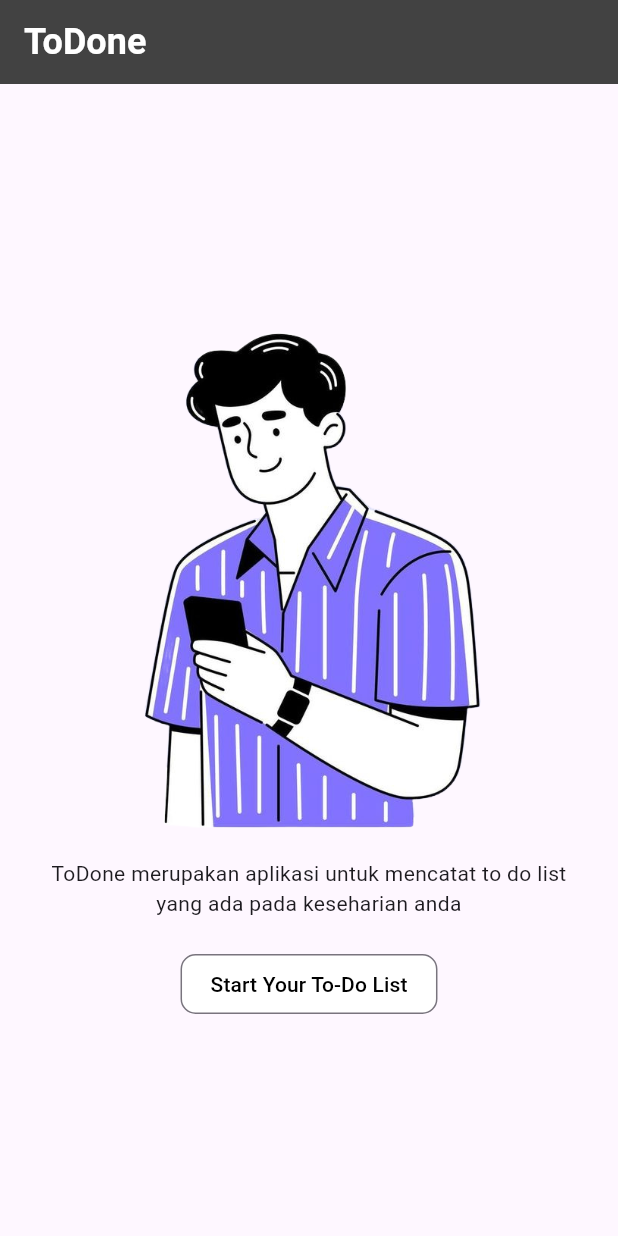
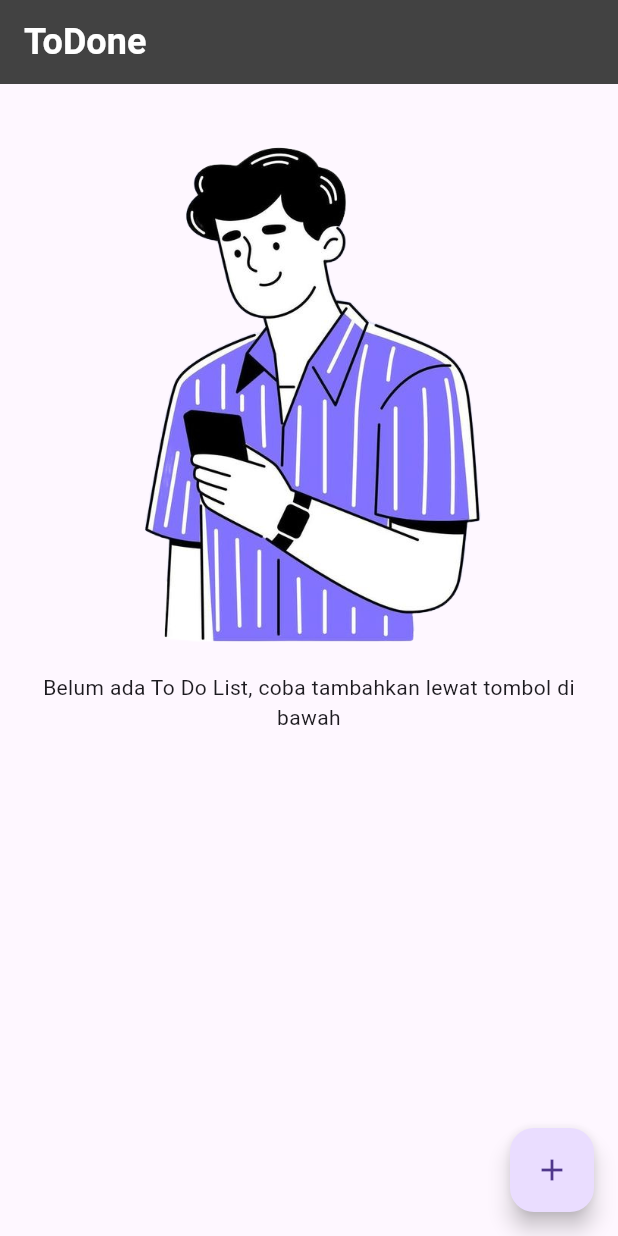
Before and after one commit to Ariyalex/ToDone, a Flutter app: the screen it shows after launch, on a phone screen of 412 x 824 dp. Run offline on Flutter 3.47's test engine with Material 3 defaults, Android fonts, the phone set to English and light mode, and no system bars.

Commit message:
refactor home screen to use stateful widget, implement to-do list functionality, and add new screen for adding items

```diff
--- a/lib/home_screen.dart
+++ b/lib/home_screen.dart
@@ -1,7 +1,21 @@
 import 'package:flutter/material.dart';
+import 'package:to_do_list/add_list.dart';
 
-class HomeScreen extends StatelessWidget {
+class HomeScreen extends StatefulWidget {
   const HomeScreen({super.key});
+
+  @override
+  State<HomeScreen> createState() => _HomeScreenState();
+}
+
+class _HomeScreenState extends State<HomeScreen> {
+  final List<String> _toDoList = [];
+
+  void _addToDoItem(String item) {
+    setState(() {
+      _toDoList.add(item);
+    });
+  }
 
   @override
   Widget build(BuildContext context) {
@@ -19,38 +33,60 @@ class HomeScreen extends StatelessWidget {
       ),
       body: Padding(
         padding: const EdgeInsets.all(20),
-        child: Center(
+        child: Column(
+          children: <Widget>[
+            if (_toDoList.isEmpty) ...[
+              Center(
                 child: Column(
                   mainAxisAlignment: MainAxisAlignment.center,
-            children: <Widget>[
+                  children: [
                     Image.asset(
                       'images/home_screen.jpg',
                       width: 400,
                     ),
                     const Text(
-                'ToDone merupakan aplikasi untuk mencatat to do list yang ada pada keseharian anda',
+                      'Belum ada To Do List, coba tambahkan lewat tombol di bawah',
                       textAlign: TextAlign.center,
                     ),
-              const SizedBox(height: 20),
-              OutlinedButton(
-                onPressed: () {},
-                style: OutlinedButton.styleFrom(
-                  backgroundColor: Colors.white,
-                  padding: const EdgeInsets.symmetric(horizontal: 20, vertical: 10),
-                  shape: const RoundedRectangleBorder(
-                    borderRadius: BorderRadius.all(Radius.circular(10)),
-                  ),
-                ),
-                child: const Text(
-                  'Start Your To-Do List',
-                  style: TextStyle(
-                    color: Colors.black
-                    ),
-                  ),
-              )
                   ],
                 ),
               ),
+            ],
+            Expanded(
+              child: ListView.builder(
+                itemCount: _toDoList.length,
+                itemBuilder: (context, index) {
+                  return ListTile(
+                    leading: CircleAvatar(
+                      child: Text('${index + 1}'),
+                    ),
+                    title: Text(_toDoList[index]),
+                    trailing: Checkbox(
+                      value: false,
+                      onChanged: (bool? value) {
+                        setState(() {
+                          _toDoList.removeAt(index);
+                        });
+                      },
+                    ),
+                  );
+                },
+              ),
+            ),
+          ],
+        ),
+      ),
+      floatingActionButton: FloatingActionButton(
+        onPressed: () async {
+          final result = await Navigator.push(
+            context,
+            MaterialPageRoute(builder: (context) => AddList()),
+          );
+          if (result != null) {
+            _addToDoItem(result);
+          }
+        },
+        child: const Icon(Icons.add),
       ),
     );
   }
```
Also changed, not shown: lib/add_list.dart (added, +53 -0 lines). Lines whose indentation alone changed are shown as unchanged.
